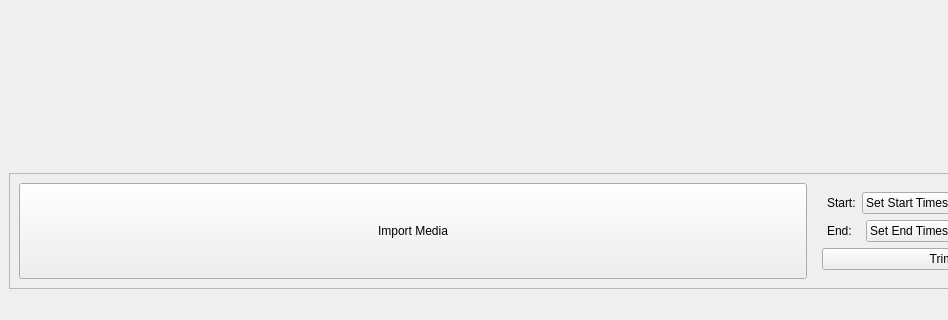
Above: src/gui/forms/mainwindow.ui from blu3ci/SnappyTrim before the change; both pictures show x 0 to 948 and y 568 to 888 of the 1089 by 888 pixel window. Below: the same form after it.
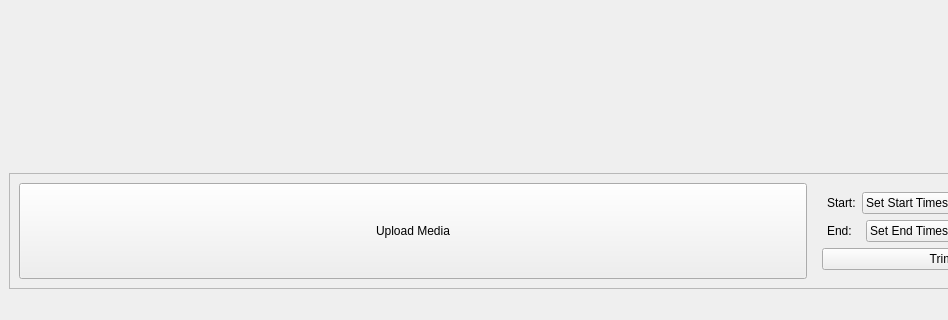
That is the form after the change. Icons and pictures are not drawn. Custom widgets are drawn as their Qt base class.

Commit message: Added qrc and icons

Diff of the .ui file:
```diff
--- a/src/gui/forms/mainwindow.ui
+++ b/src/gui/forms/mainwindow.ui
@@ -64,7 +64,17 @@
           </sizepolicy>
          </property>
          <property name="text">
-          <string>Import Media</string>
+          <string>Upload Media</string>
+         </property>
+         <property name="icon">
+          <iconset resource="../resources/snappytrim.qrc">
+           <normaloff>:/res/icons/uploadIcon.png</normaloff>:/res/icons/uploadIcon.png</iconset>
+         </property>
+         <property name="iconSize">
+          <size>
+           <width>50</width>
+           <height>50</height>
+          </size>
          </property>
         </widget>
        </item>
```
Left out of the diff: 4 changed lines with no effect on the pictures. The commit also changes 9 other files.
